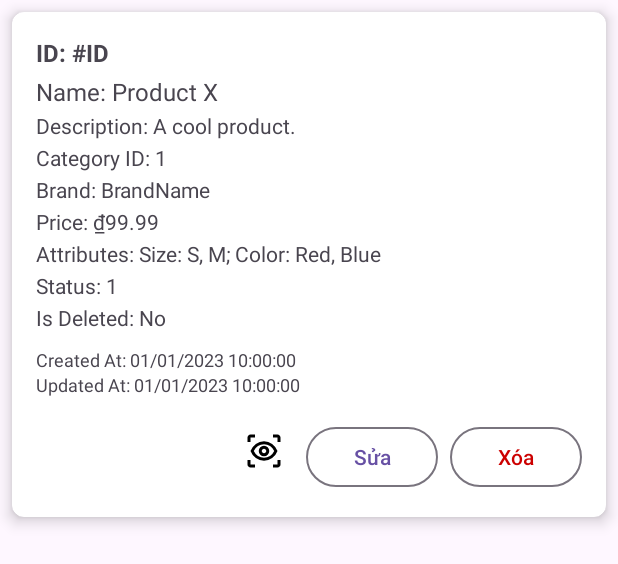
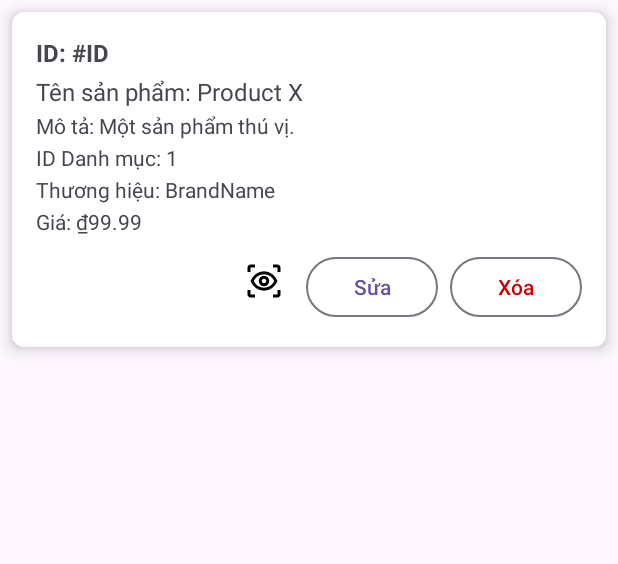
Before and after one commit to dangnhhe176287/Shop_SQLite, an Android app: the layout sale_item_product.xml on its own in the app's theme, with its tools: preview values and no code run, on a phone screen of 412 x 824 dp. Shown: the top 564 px of the screen. Run offline under Robolectric (Android 15) with nearby library versions, the phone set to English and light mode, and no system bars.

Commit message:
full update

```diff
--- a/app/src/main/java/com/example/login/login/shop_sqlite/Activity/SaleUserListActivity.java
+++ b/app/src/main/java/com/example/login/login/shop_sqlite/Activity/SaleUserListActivity.java
@@ -29,8 +29,6 @@ public class SaleUserListActivity extends AppCompatActivity implements SaleUserA
     private static final String TAG = "UserListActivity";
     private static final int CREATE_USER_REQUEST_CODE = 1;
     private static final int EDIT_USER_REQUEST_CODE = 2;
-    // Define a request code for detail view if you ever need a result back (less common for detail views)
-    // private static final int DETAIL_USER_REQUEST_CODE = 3;
 
 
     private ListView lvUsers;
--- a/app/src/main/res/layout/sale_activity_user_list.xml
+++ b/app/src/main/res/layout/sale_activity_user_list.xml
@@ -2,7 +2,6 @@
 <androidx.constraintlayout.widget.ConstraintLayout
     xmlns:android="http://schemas.android.com/apk/res/android"
     xmlns:app="http://schemas.android.com/apk/res-auto"
-    xmlns:tools="http://schemas.android.com/tools"
     android:layout_width="match_parent"
     android:layout_height="match_parent"
     android:padding="16dp"
--- a/app/src/main/res/layout/sale_item_product.xml
+++ b/app/src/main/res/layout/sale_item_product.xml
@@ -27,7 +27,7 @@
             android:id="@+id/txtProductName"
             android:layout_width="match_parent"
             android:layout_height="wrap_content"
-            android:text="Name: Product X"
+            android:text="Tên sản phẩm: Product X"
             android:textSize="16sp"
             android:layout_marginBottom="2dp"/>
 
@@ -35,7 +35,7 @@
             android:id="@+id/txtProductDesc"
             android:layout_width="match_parent"
             android:layout_height="wrap_content"
-            android:text="Description: A cool product."
+            android:text="Mô tả: Một sản phẩm thú vị."
             android:textSize="14sp"
             android:maxLines="2"
             android:ellipsize="end"
@@ -45,7 +45,7 @@
             android:id="@+id/txtProductCategoryId"
             android:layout_width="match_parent"
             android:layout_height="wrap_content"
-            android:text="Category ID: 1"
+            android:text="ID Danh mục: 1"
             android:textSize="14sp"
             android:layout_marginBottom="2dp"/>
 
@@ -53,7 +53,7 @@
             android:id="@+id/txtBrand"
             android:layout_width="match_parent"
             android:layout_height="wrap_content"
-            android:text="Brand: BrandName"
+            android:text="Thương hiệu: BrandName"
             android:textSize="14sp"
             android:layout_marginBottom="2dp"/>
 
@@ -61,49 +61,9 @@
             android:id="@+id/txtProductPrice"
             android:layout_width="match_parent"
             android:layout_height="wrap_content"
-            android:text="Price: ₫99.99"
+            android:text="Giá: ₫99.99"
             android:textSize="14sp"
             android:layout_marginBottom="2dp"/>
-
-        <TextView
-            android:id="@+id/txtAvailableAttributes"
-            android:layout_width="match_parent"
-            android:layout_height="wrap_content"
-            android:text="Attributes: Size: S, M; Color: Red, Blue"
-            android:textSize="14sp"
-            android:layout_marginBottom="2dp"/>
-
-        <TextView
-            android:id="@+id/txtStatus"
-            android:layout_width="match_parent"
-            android:layout_height="wrap_content"
-            android:text="Status: 1"
-            android:textSize="14sp"
-            android:layout_marginBottom="2dp"/>
-
-        <TextView
-            android:id="@+id/txtIsDelete"
-            android:layout_width="match_parent"
-            android:layout_height="wrap_content"
-            android:text="Is Deleted: No"
-            android:textSize="14sp"
-            android:layout_marginBottom="2dp"/>
-
-        <TextView
-            android:id="@+id/txtCreatedAt"
-            android:layout_width="match_parent"
-            android:layout_height="wrap_content"
-            android:text="Created At: 01/01/2023 10:00:00"
-            android:textSize="12sp"
-            android:layout_marginTop="8dp"/>
-
-        <TextView
-            android:id="@+id/txtUpdatedAt"
-            android:layout_width="match_parent"
-            android:layout_height="wrap_content"
-            android:text="Updated At: 01/01/2023 10:00:00"
-            android:textSize="12sp"
-            android:layout_marginBottom="8dp"/>
 
         <LinearLayout
             android:layout_width="match_parent"
```
Also changed, not shown: app/src/main/java/com/example/login/login/shop_sqlite/Adapter/SaleProductAdapter.java (+5 -45 lines), app/src/main/java/com/example/login/login/shop_sqlite/SaleFragment/UserListFragment.java (+5 -11 lines).
